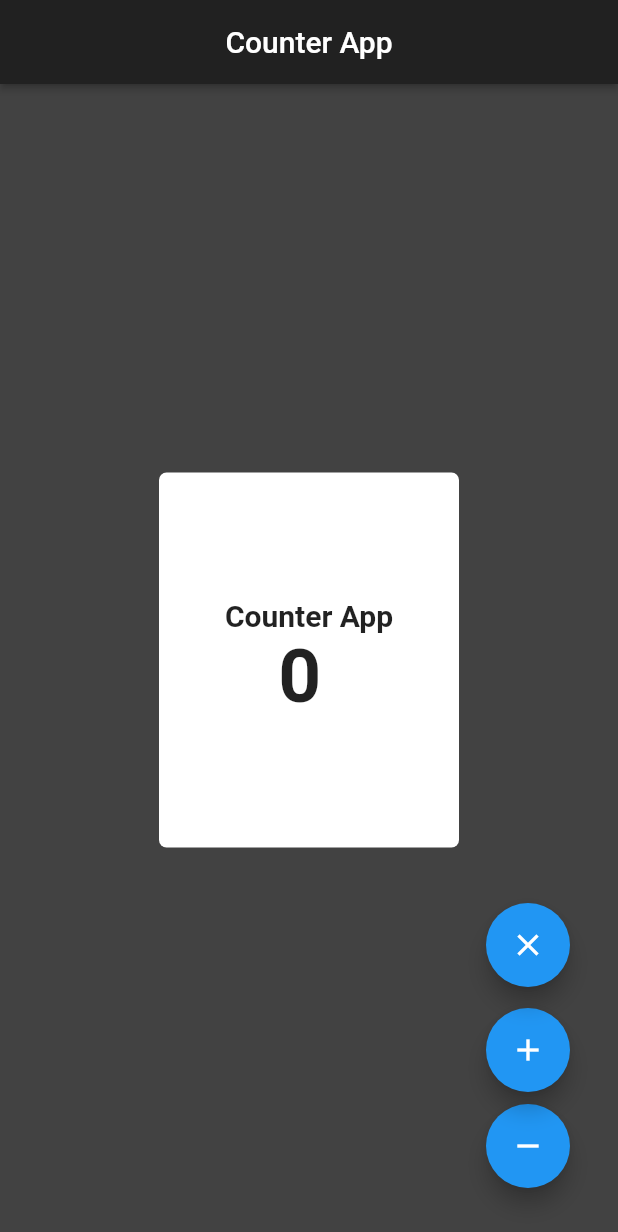
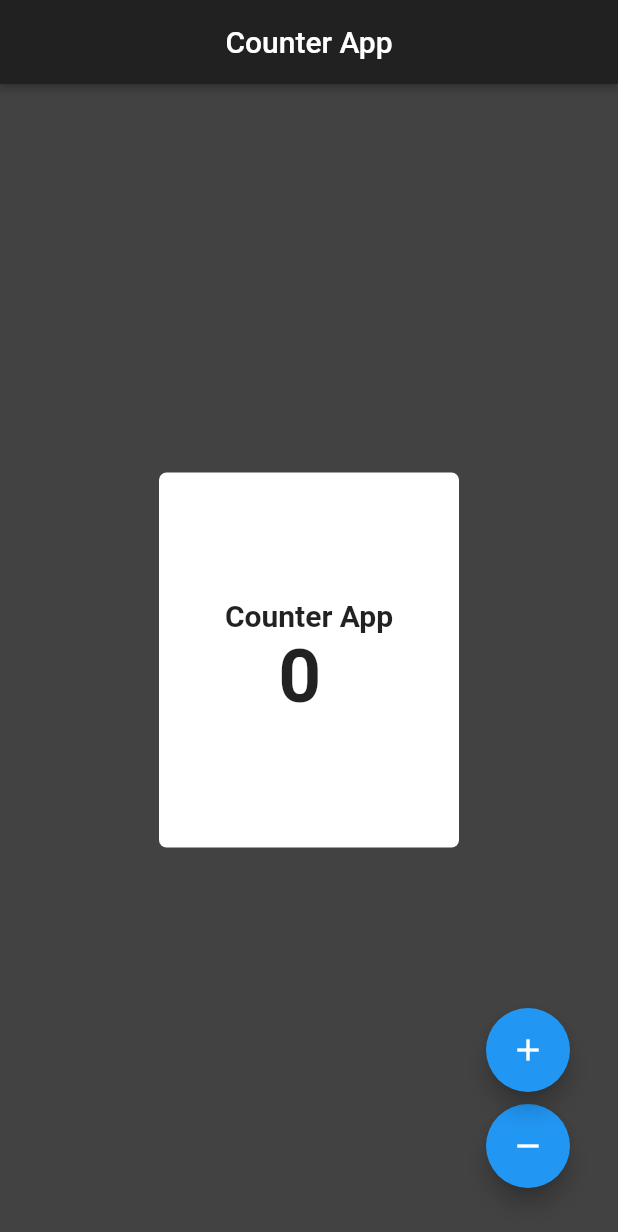
Before and after one commit to fazil-kp/Flutter_Learning, a Flutter app: the screen it shows after launch, on a phone screen of 412 x 824 dp. Shown: the top 1232 px of the screen. Run offline on Flutter 3.47's test engine with Material 2 defaults, Android fonts, the phone set to English and light mode, and no system bars.

Commit message:
mul deleted

```diff
--- a/lib/CounterApp.dart
+++ b/lib/CounterApp.dart
@@ -10,7 +10,6 @@ class CounterApp extends StatefulWidget {
 class _CounterAppState extends State<CounterApp> {
 
   int counter =0;
-  int mul =1;
 
 
   @override
@@ -68,19 +67,8 @@ class _CounterAppState extends State<CounterApp> {
                 counter++;
               });
             },
-          ),),
-          Positioned(
-            bottom: 150.0,
-            right: 16.0,
-            child:  FloatingActionButton(
-              tooltip: "Click Here",
-              child: const Icon(Icons.close),
-              onPressed: () {
-                setState(() {
-                  mul ++;
-                });
-              },
-            ),),
+          ),
+          ),
         ],
       )
 
```
